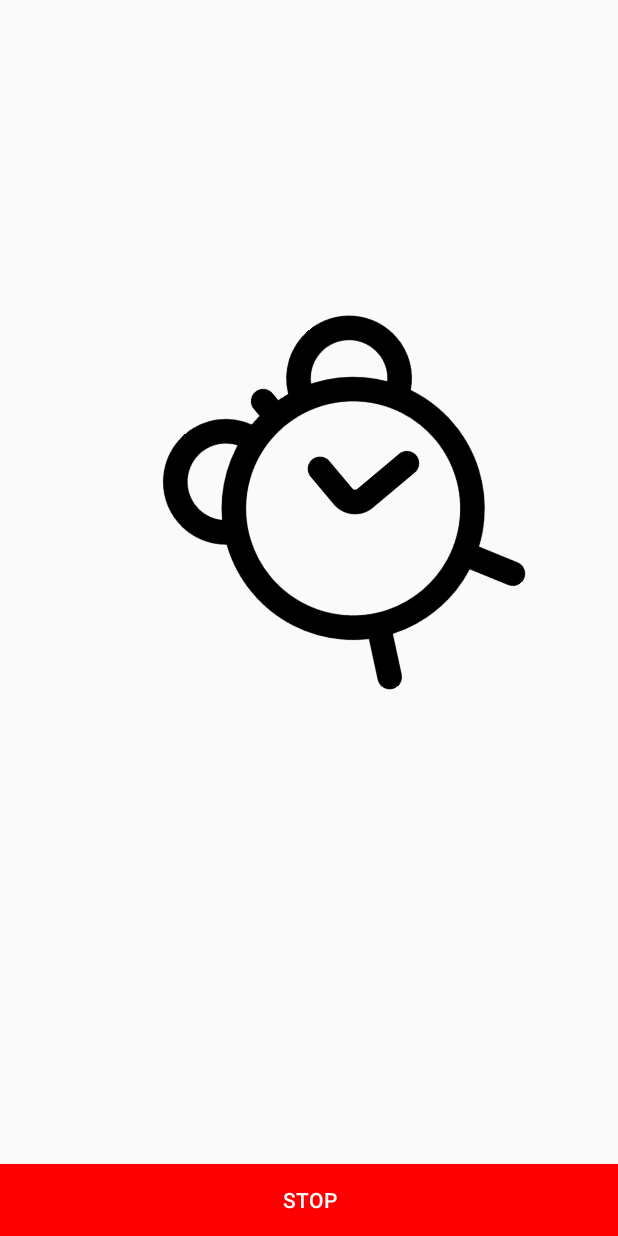
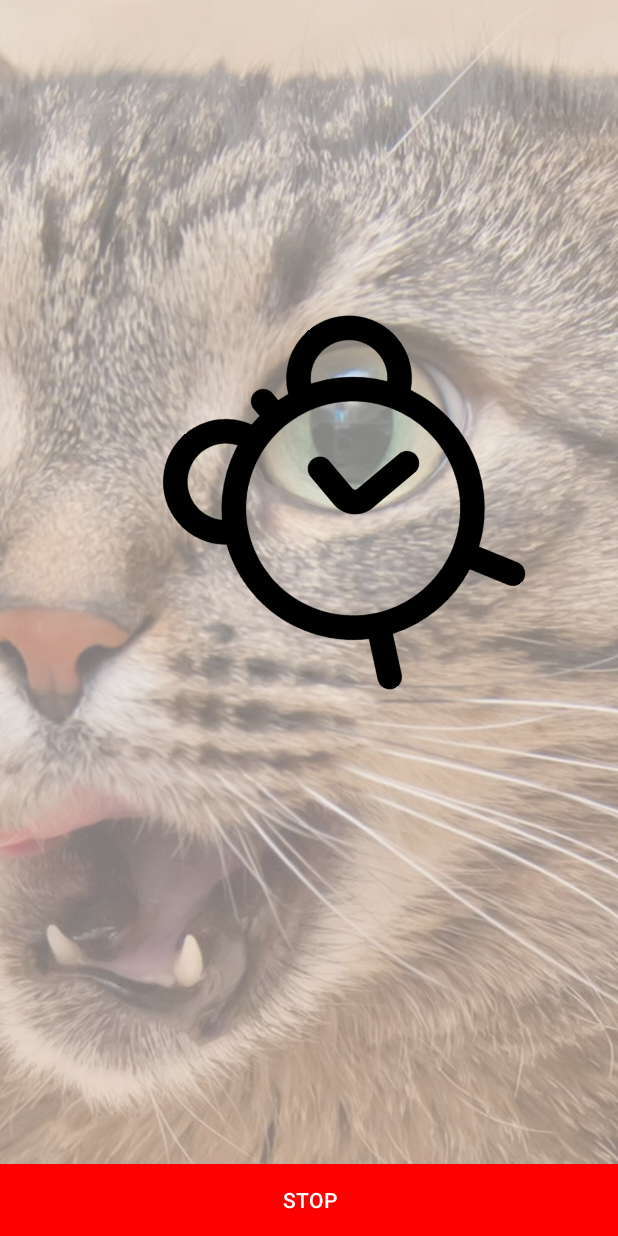
Before and after one commit to sembb/Wekkerapp, an Android app: the MainActivity2 screen opened directly, with no data from a screen before it, on a phone screen of 412 x 824 dp. Run offline under Robolectric (Android 15) with nearby library versions, the phone set to English and light mode, and no system bars.

Commit message:
Nog een beetje styling toegevoegd.

```diff
--- a/app/src/main/res/layout/activity_main2.xml
+++ b/app/src/main/res/layout/activity_main2.xml
@@ -10,6 +10,7 @@
         android:id="@+id/constraintLayout"
         android:layout_width="match_parent"
         android:layout_height="match_parent"
+        android:animateLayoutChanges="false"
         app:layoutDescription="@xml/activity_main2_xml_constraintlayout_scene">
 
         <Button
@@ -24,6 +25,18 @@
             app:layout_constraintStart_toStartOf="parent" />
 
         <ImageView
+            android:id="@+id/imageView3"
+            android:layout_width="wrap_content"
+            android:layout_height="wrap_content"
+            android:scaleType="centerCrop"
+            android:tint="#81F4F4F4"
+            app:layout_constraintBottom_toTopOf="@+id/button2"
+            app:layout_constraintEnd_toEndOf="parent"
+            app:layout_constraintStart_toStartOf="parent"
+            app:srcCompat="@drawable/beautiful_cats_hd_wallpapers_18"
+            app:tintMode="src_over" />
+
+        <ImageView
             android:id="@+id/imageView2"
             android:layout_width="283dp"
             android:layout_height="220dp"
@@ -34,6 +47,7 @@
             app:layout_constraintTop_toTopOf="parent"
             app:layout_constraintVertical_bias="0.511"
             app:srcCompat="@drawable/wekker" />
+
     </androidx.constraintlayout.motion.widget.MotionLayout>
 
 </androidx.coordinatorlayout.widget.CoordinatorLayout>
```
Also changed, not shown: app/src/main/res/drawable/beautiful_cats_hd_wallpapers_18.jpg (added).
